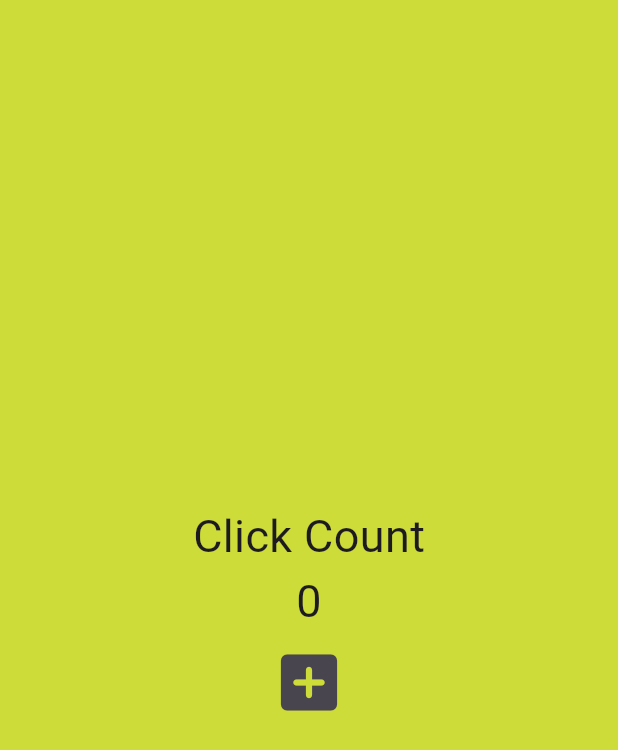
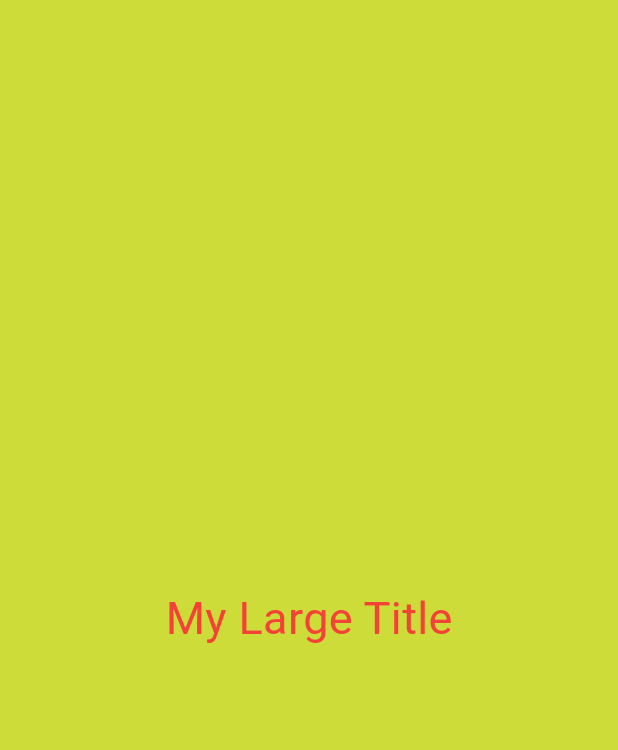
Before and after one commit to dyeon999/flutter, a Flutter app: the screen it shows after launch, on a phone screen of 412 x 824 dp. Shown: the top 750 px of the screen. Run offline on Flutter 3.47's test engine with Material 3 defaults, Android fonts, the phone set to English and light mode, and no system bars.

Commit message:
life cycle

```diff
--- a/statefull/lib/main.dart
+++ b/statefull/lib/main.dart
@@ -10,38 +10,40 @@
 }
 
 class _AppState extends State<App> {
-  int count = 0;
 
   @override
   Widget build(BuildContext context) {
     return MaterialApp(
+      theme: ThemeData(
+        textTheme: TextTheme(
+          titleLarge: TextStyle(
+            color: Colors.red,
+          ),
+        ),
+      ),
       home: Scaffold(
         backgroundColor: Colors.lime,
         body: Center(
           child: Column(
             mainAxisAlignment: MainAxisAlignment.center,
             children: [
-              Text("Click Count",
-              style: TextStyle(fontSize: 30),),
-              Text("$count",
-              style: const TextStyle(fontSize: 30),),
-              IconButton(onPressed: onClicked,
-                  icon: const Icon(Icons.add_box_rounded,
-                    size: 50,))
+              MyLargeTitle(),
             ],
           ),
         ),
       ),
     );
   }
+}
 
-  void onClicked() {
-    setState(() { // 상태가 변했음을 알려주는 함수 -> build method를 다시 실행시킴
-      // 변하는 값이 꼭 이 안에 들어갈 필요는 없음
-      // 그저 플러터에게 변경사항이 있다는 것을 알려주고 빌드를 다시 실행시키는 것 뿐
-      // 하지만 가독성을 위해 안에 넣는 것이 좋겟쥬?
-      count += 1;
-    });
-
+class MyLargeTitle extends StatelessWidget{
+  @override
+  Widget build(BuildContext context) {
+    return Text("My Large Title",
+      style: TextStyle(
+        fontSize: 30,
+        color: Theme.of(context).textTheme.titleLarge?.color,
+      ),
+    );
   }
 }
```
